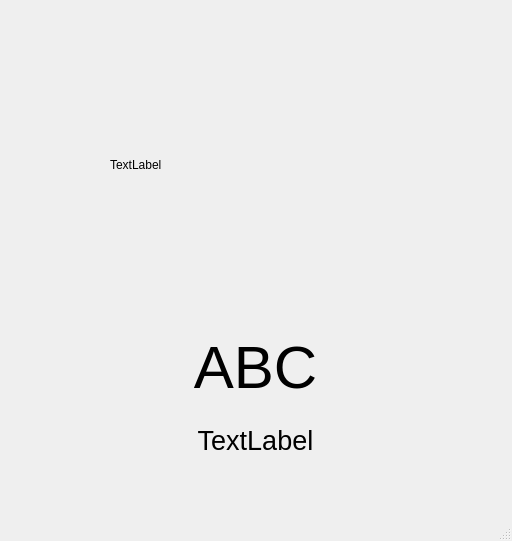
mazbrili/qabcs, file mainwindow.ui: the form before one commit.
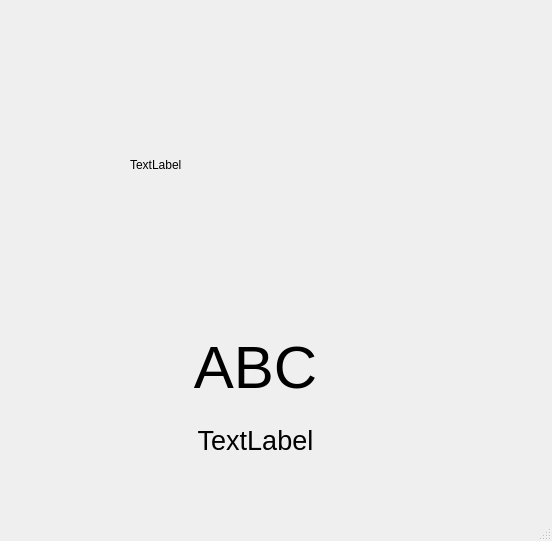
The form after the commit.

Commit message: adding button on-off sound

```diff
--- a/mainwindow.ui
+++ b/mainwindow.ui
@@ -6,7 +6,7 @@
    <rect>
     <x>0</x>
     <y>0</y>
-    <width>512</width>
+    <width>552</width>
     <height>541</height>
    </rect>
   </property>
@@ -59,7 +59,7 @@
    <widget class="QLabel" name="label_4">
     <property name="geometry">
      <rect>
-      <x>110</x>
+      <x>130</x>
       <y>20</y>
       <width>290</width>
       <height>290</height>
```
The commit also changes 4 other files.
